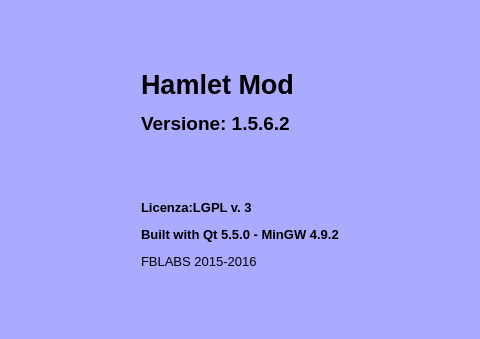
Above: mainwindow.ui from fblabs/hamlet-mod-sancon before the change; both pictures show x 202 to 682 and y 133 to 472 of the 979 by 768 pixel window. Below: the same form after it.
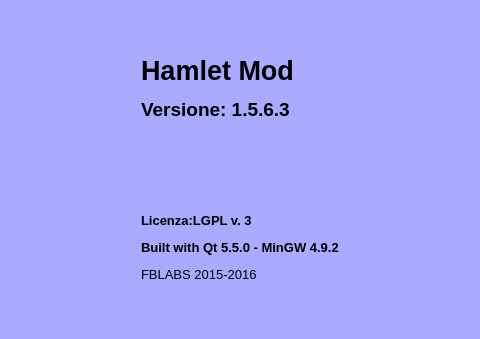
That is the form after the change. Icons and pictures are not drawn.

Diff of the .ui file:
```diff
--- a/mainwindow.ui
+++ b/mainwindow.ui
@@ -523,7 +523,7 @@
       <item>
        <widget class="QLabel" name="label_2">
         <property name="text">
-         <string>&lt;html&gt;&lt;head/&gt;&lt;body&gt;&lt;p&gt;&lt;span style=&quot; font-size:20pt; font-weight:600;&quot;&gt;Hamlet Mod&lt;/span&gt;&lt;/p&gt;&lt;p&gt;&lt;span style=&quot; font-size:14pt; font-weight:600;&quot;&gt;Versione: 1.5.6.2&lt;/span&gt;&lt;br/&gt;&lt;/p&gt;&lt;p&gt;&lt;br/&gt;&lt;/p&gt;&lt;p&gt;&lt;span style=&quot; font-size:10pt; font-weight:600;&quot;&gt;Licenza:LGPL v. 3&lt;/span&gt;&lt;/p&gt;&lt;p&gt;&lt;span style=&quot; font-size:10pt; font-weight:600;&quot;&gt;Built with Qt 5.5.0 - MinGW 4.9.2&lt;/span&gt;&lt;/p&gt;&lt;p&gt;&lt;span style=&quot; font-size:10pt;&quot;&gt;FBLABS 2015-2016&lt;/span&gt;&lt;/p&gt;&lt;/body&gt;&lt;/html&gt;</string>
+         <string>&lt;html&gt;&lt;head/&gt;&lt;body&gt;&lt;p&gt;&lt;span style=&quot; font-size:20pt; font-weight:600;&quot;&gt;Hamlet Mod&lt;/span&gt;&lt;/p&gt;&lt;p&gt;&lt;span style=&quot; font-size:14pt; font-weight:600;&quot;&gt;Versione: 1.5.6.3&lt;/span&gt;&lt;/p&gt;&lt;p&gt;&lt;br/&gt;&lt;/p&gt;&lt;p&gt;&lt;br/&gt;&lt;/p&gt;&lt;p&gt;&lt;span style=&quot; font-size:10pt; font-weight:600;&quot;&gt;Licenza:LGPL v. 3&lt;/span&gt;&lt;/p&gt;&lt;p&gt;&lt;span style=&quot; font-size:10pt; font-weight:600;&quot;&gt;Built with Qt 5.5.0 - MinGW 4.9.2&lt;/span&gt;&lt;/p&gt;&lt;p&gt;&lt;span style=&quot; font-size:10pt;&quot;&gt;FBLABS 2015-2016&lt;/span&gt;&lt;/p&gt;&lt;/body&gt;&lt;/html&gt;</string>
         </property>
         <property name="scaledContents">
          <bool>false</bool>
```
Left out of the diff: 2 changed lines with no effect on the pictures.
